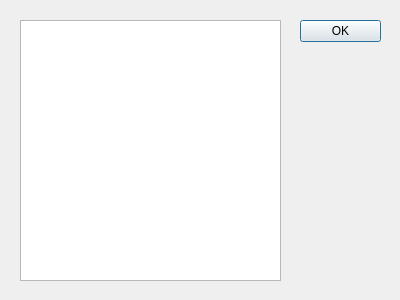
First picture: the form in viewHex_dialog.ui, repository jsheedy/ewitool, before the edit.
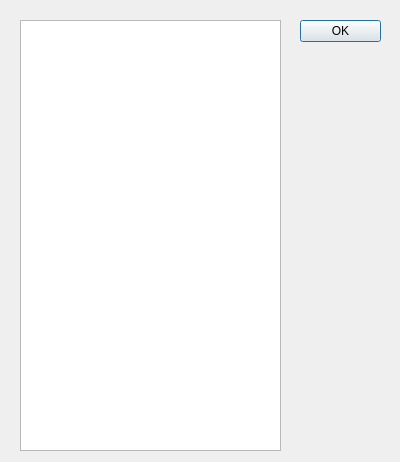
Second picture: the form after the edit.

Patch:
```diff
--- a/viewHex_dialog.ui
+++ b/viewHex_dialog.ui
@@ -9,7 +9,7 @@
     <x>0</x>
     <y>0</y>
     <width>400</width>
-    <height>300</height>
+    <height>462</height>
    </rect>
   </property>
   <property name="windowTitle" >
@@ -37,7 +37,7 @@
      <x>20</x>
      <y>20</y>
      <width>261</width>
-     <height>261</height>
+     <height>431</height>
     </rect>
    </property>
    <property name="font" >
```
